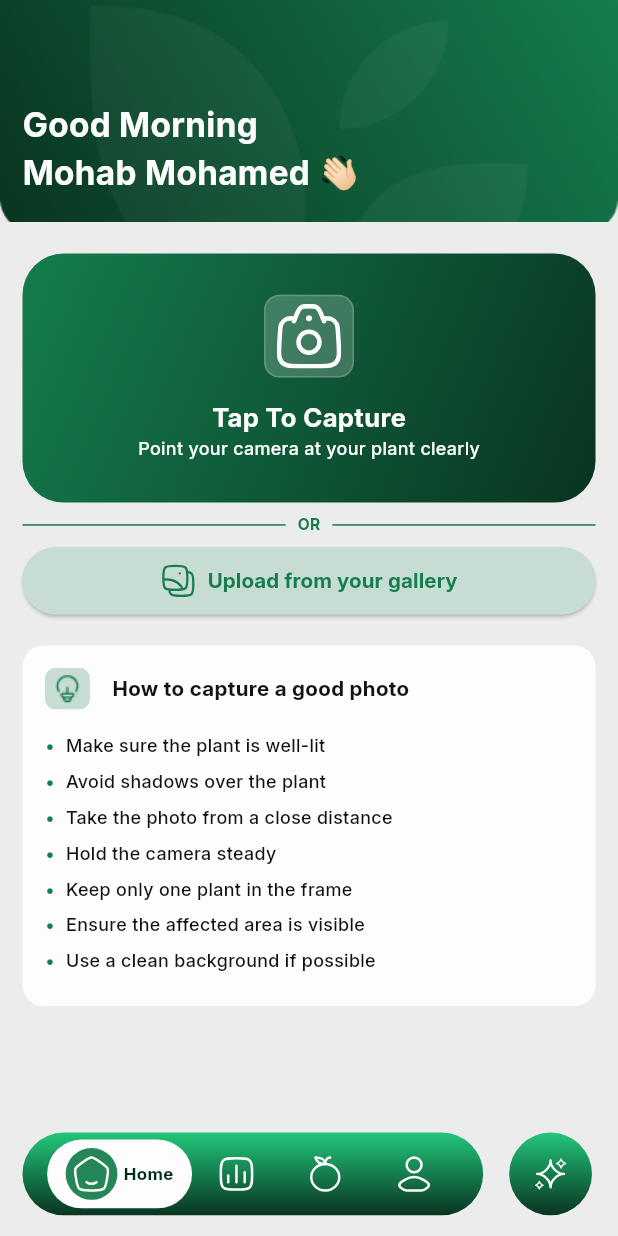
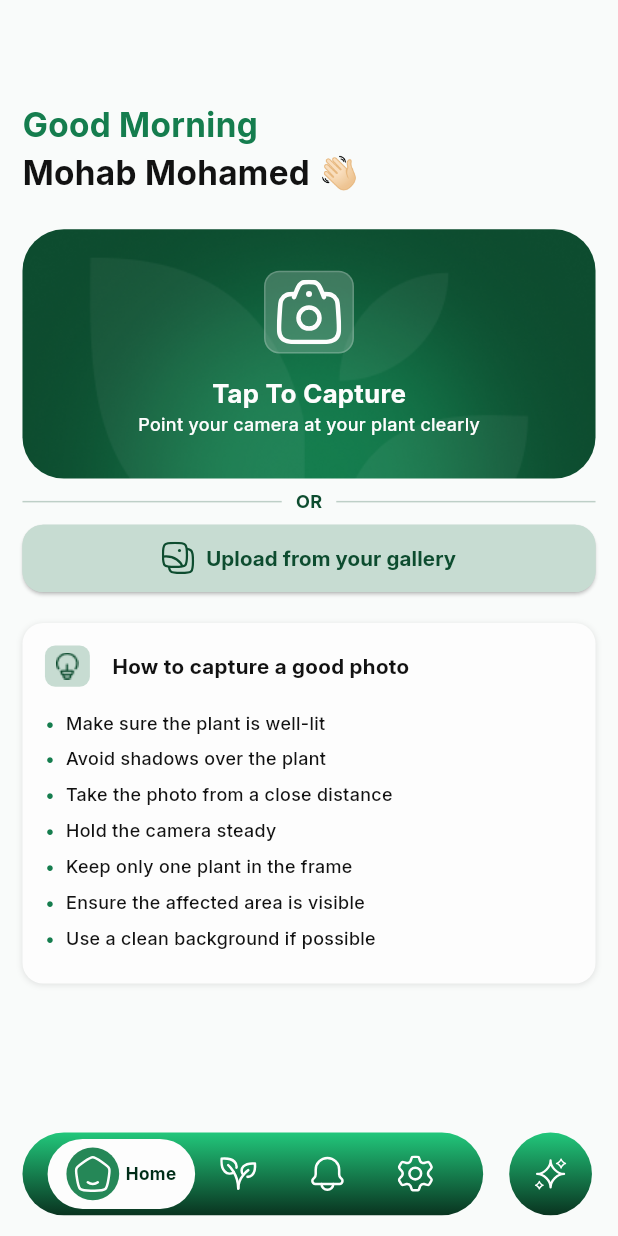
Before and after one commit to mariev-asheaa/Thamara, a Flutter app: the MainLayoutView screen opened by its route, on a phone screen of 412 x 824 dp. Run offline on Flutter 3.47's test engine with Material 3 defaults, Android fonts, the phone set to English and light mode, and no system bars; drawn by our look-alikes of google_nav_bar; our stand-ins replace bloc, country_code_picker, dartz, device_info_plus, device_preview, dio and 14 more; accounts and stored records are empty.

Commit message:
edit home view ui

```diff
--- a/lib/core/color_manager/app_colors.dart
+++ b/lib/core/color_manager/app_colors.dart
@@ -15,13 +15,13 @@ class AppColors {
   static Color greyColor = const Color(0xFF121212).withValues(alpha: 0.5);
 
 
-  static const Color backgroundColor = Color(0xFFECECEC);
+  static const Color backgroundColor = Color(0xFFF9FBFA);
   static const Color whiteColor = Color(0xFFFDFDFD);
 
   static const Color recoveredColor = Color(0xFF00C950);
   static const Color improvingColor = Color(0xFF1447E6);
   static const Color lowColor = Color(0xFFFFF085);
-  static const Color criticalColor = Color(0xFFC10007);
+  static const Color criticalColor = Color(0xFFD92D20);
 
 
   static const Color  gradient1 = Color(0xff093420);
--- a/lib/core/widgets/custom_divider.dart
+++ b/lib/core/widgets/custom_divider.dart
@@ -1,38 +1,48 @@
-import 'package:easy_localization/easy_localization.dart';
 import 'package:flutter/cupertino.dart';
 import 'package:flutter/material.dart';
+import 'package:flutter_screenutil/flutter_screenutil.dart';
+import 'package:thamara/core/color_manager/app_colors.dart';
 
-import '../../generated/locale_keys.g.dart';
-import '../color_manager/app_colors.dart';
 import '../text_style_manager/text_style_manager.dart';
 
 class CustomDivider extends StatelessWidget {
-  final Color? themeColor;
+  final Color? textColor;
+  final Color? lineColor;
 
   const CustomDivider({
     super.key,
-    this.themeColor,
+    this.textColor,
+    this.lineColor,
   });
 
   @override
   Widget build(BuildContext context) {
-
-    final Color color = themeColor ?? AppColors.greyColor;
-
     return Row(
       children: [
+
         Expanded(
-          child: Divider(color: color, thickness: 1),
-        ),
-        Padding(
-          padding: const EdgeInsets.symmetric(horizontal: 8),
-          child: Text(
-            LocaleKeys.or.tr(),
-            style: TextStyleManager.font12Bold.copyWith(color: color),
+          child: Divider(
+            color: lineColor ?? AppColors.greyColor,
+            thickness: 1,
           ),
         ),
+
+        Padding(
+          padding: EdgeInsets.symmetric(horizontal: 10.w),
+          child: Text(
+            "OR",
+            style: TextStyleManager.font14Medium.copyWith(
+              color: textColor ?? AppColors.greyColor,
+              fontWeight: FontWeight.bold,
+            ),
+          ),
+        ),
+
         Expanded(
-          child: Divider(color: color, thickness: 1),
+          child: Divider(
+            color: lineColor ?? AppColors.greyColor,
+            thickness: 1,
+          ),
         ),
       ],
     );
--- a/lib/core/widgets/custome_button.dart
+++ b/lib/core/widgets/custome_button.dart
@@ -34,7 +34,7 @@ class CustomButton extends StatelessWidget {
               ? AppColors.primaryColor
               : AppColors.backgroundColor),
           shape: RoundedRectangleBorder(
-            borderRadius: BorderRadius.circular(500.r),
+            borderRadius: BorderRadius.circular(16.r),
             side: BorderSide(color:backgroundColor ?? AppColors.primaryColor, width: 1.w),
           ),
         ),
--- a/lib/core/widgets/custome_nav_bar.dart
+++ b/lib/core/widgets/custome_nav_bar.dart
@@ -65,17 +65,17 @@ class _CustomNavBarState extends State<CustomNavBar> {
                       ),
                       buildGButton(
                         index: 1,
-                        iconPath: 'assets/images/analytics.svg',
+                        iconPath: 'assets/images/plants.svg',
                         label: LocaleKeys.navTracking.tr(),
                       ),
                       buildGButton(
                         index: 2,
-                        iconPath: 'assets/images/orange.svg',
+                        iconPath: 'assets/images/notifications.svg',
                         label: LocaleKeys.navPlants.tr(),
                       ),
                       buildGButton(
                         index: 3,
-                        iconPath: 'assets/images/user.svg',
+                        iconPath: 'assets/images/setting.svg',
                         label: LocaleKeys.navProfile.tr(),
                       ),
                     ],
--- a/lib/features/home/presentation/home_view.dart
+++ b/lib/features/home/presentation/home_view.dart
@@ -41,29 +41,27 @@ class _HomeViewState extends State<HomeView> {
     return Scaffold(
       backgroundColor: AppColors.backgroundColor,
       body: SingleChildScrollView(
+        child: Padding(
+          padding: EdgeInsets.only(top: 78.h, left: 16.w, right: 16.w),
           child: Column(
             crossAxisAlignment: CrossAxisAlignment.start,
+
             children: [
-            CustomHeader(
-              child: Column(
+              Column(
                   crossAxisAlignment: CrossAxisAlignment.start,
                   children: [
                     Text(
                       LocaleKeys.goodMorning.tr(),
-                    style: TextStyleManager.font26Bold,
+                      style: TextStyleManager.font26Bold.copyWith(color: AppColors.secondaryColor),
                     ),
                     Text(
                       'Mohab Mohamed 👋🏻',
-                    style: TextStyleManager.font26Bold,
+                      style: TextStyleManager.font26Bold.copyWith(color: AppColors.mainBlack),
                     ),
                   ],
                 ),
-            ),
 
-            Padding(
-              padding: EdgeInsets.symmetric(horizontal: 16.w),
-              child: Column(
-                children: [
+
               SizedBox(height: 24.h),
               CaptureCard(onTap: () {
                 pickImage(ImageSource.camera);
@@ -72,14 +70,14 @@ class _HomeViewState extends State<HomeView> {
 
               SizedBox(height: 8.h),
 
-                  CustomDivider(themeColor: AppColors.secondaryColor),
+              CustomDivider(lineColor: AppColors.primaryColor.withValues(alpha: 0.25),textColor:AppColors.primaryColor ,),
 
               SizedBox(height: 8.h),
               CustomButton(
                 text: LocaleKeys.uploadFromGallery.tr(),
                 backgroundColor: AppColors.lightGreen,
-                    textColor: AppColors.secondaryColor,
-                    icon: SvgPicture.asset('assets/images/gallery.svg'),
+                textColor: AppColors.primaryColor,
+                icon: SvgPicture.asset('assets/images/photos.svg'),
                 onPressed: () {
                   pickImage(ImageSource.gallery);
                 }
@@ -89,8 +87,6 @@ class _HomeViewState extends State<HomeView> {
             ],
           ),
         ),
-          ],
-        ),
       ),
     );
   }
--- a/lib/features/home/presentation/widgets/capture_card.dart
+++ b/lib/features/home/presentation/widgets/capture_card.dart
@@ -18,12 +18,12 @@ class CaptureCard extends StatelessWidget {
 
       padding:  EdgeInsets.symmetric(vertical: 32.h, horizontal: 8.w),
       decoration: BoxDecoration(
+        image: const DecorationImage(
+          image: AssetImage("assets/images/capture image.png"),
+          fit: BoxFit.cover,
+        ),
         borderRadius: BorderRadius.circular(32.r),
-        gradient: const LinearGradient(
-          colors: [AppColors.secondaryColor, AppColors.gradient1],
-          begin: Alignment.topLeft,
-          end: Alignment.bottomRight,
-        ),
+
       ),
       child: Column(
         children: [
--- a/lib/features/home/presentation/widgets/instructions_card.dart
+++ b/lib/features/home/presentation/widgets/instructions_card.dart
@@ -17,6 +17,13 @@ class InstructionsCard extends StatelessWidget {
       decoration: BoxDecoration(
         color: AppColors.whiteColor,
         borderRadius: BorderRadius.circular(16.r),
+        boxShadow: [
+          BoxShadow(
+            color: AppColors.blackColor.withValues(alpha: 0.1),
+            blurRadius: 3.06.r,
+            offset: Offset(0, 1.02.h),
+          ),
+        ],
       ),
       child: Column(
         crossAxisAlignment: CrossAxisAlignment.start,
@@ -33,7 +40,7 @@ class InstructionsCard extends StatelessWidget {
                 ),
                 child: Center(
                   child: Image.asset(
-                     'assets/images/idea.png',
+                     'assets/images/element.png',
 
                   ),
                 ),
```
Also changed, not shown: assets/images/Header.png (deleted), assets/images/analytics.svg (deleted), assets/images/capture image.png (added), assets/images/element.png (added), assets/images/gallery.svg (deleted), assets/images/idea.png (deleted), assets/images/notifications.svg (added), assets/images/orange.svg (deleted), assets/images/photos.svg (added), assets/images/plants.svg (added), assets/images/setting.svg (added). Lines whose indentation alone changed are shown as unchanged.
